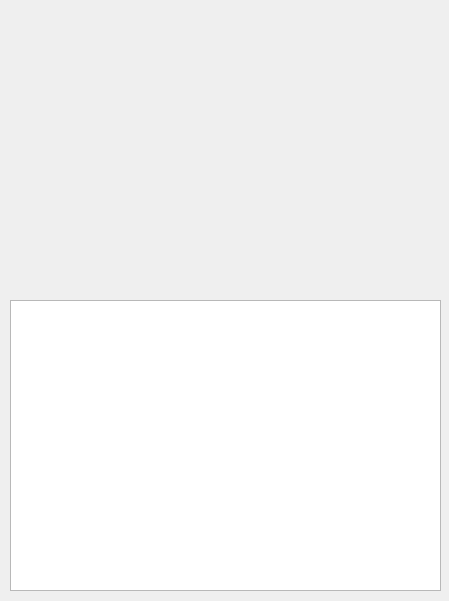
The window that src/about.ui (fontmatrix/fontmatrix) describes before a commit, drawn with Qt 5.
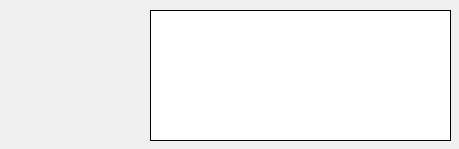
The same window after the commit. Icons and pictures are not drawn.

The edit to the form file:
```diff
--- a/src/about.ui
+++ b/src/about.ui
@@ -5,8 +5,8 @@
    <rect>
     <x>0</x>
     <y>0</y>
-    <width>449</width>
-    <height>601</height>
+    <width>459</width>
+    <height>149</height>
    </rect>
   </property>
   <property name="sizePolicy" >
@@ -24,10 +24,10 @@
   <widget class="QLabel" name="label" >
    <property name="geometry" >
     <rect>
-     <x>0</x>
+     <x>10</x>
      <y>10</y>
-     <width>431</width>
-     <height>281</height>
+     <width>131</width>
+     <height>131</height>
     </rect>
    </property>
    <property name="text" >
@@ -43,12 +43,30 @@
   <widget class="QTextBrowser" name="theText" >
    <property name="geometry" >
     <rect>
-     <x>10</x>
-     <y>300</y>
-     <width>431</width>
-     <height>291</height>
+     <x>150</x>
+     <y>10</y>
+     <width>301</width>
+     <height>131</height>
     </rect>
    </property>
+   <property name="sizePolicy" >
+    <sizepolicy vsizetype="Fixed" hsizetype="Fixed" >
+     <horstretch>0</horstretch>
+     <verstretch>0</verstretch>
+    </sizepolicy>
+   </property>
+   <property name="focusPolicy" >
+    <enum>Qt::NoFocus</enum>
+   </property>
+   <property name="acceptDrops" >
+    <bool>false</bool>
+   </property>
+   <property name="frameShape" >
+    <enum>QFrame::Panel</enum>
+   </property>
+   <property name="frameShadow" >
+    <enum>QFrame::Plain</enum>
+   </property>
   </widget>
  </widget>
  <resources>
```
Left out of the diff: 4 changed lines with no effect on the pictures.
